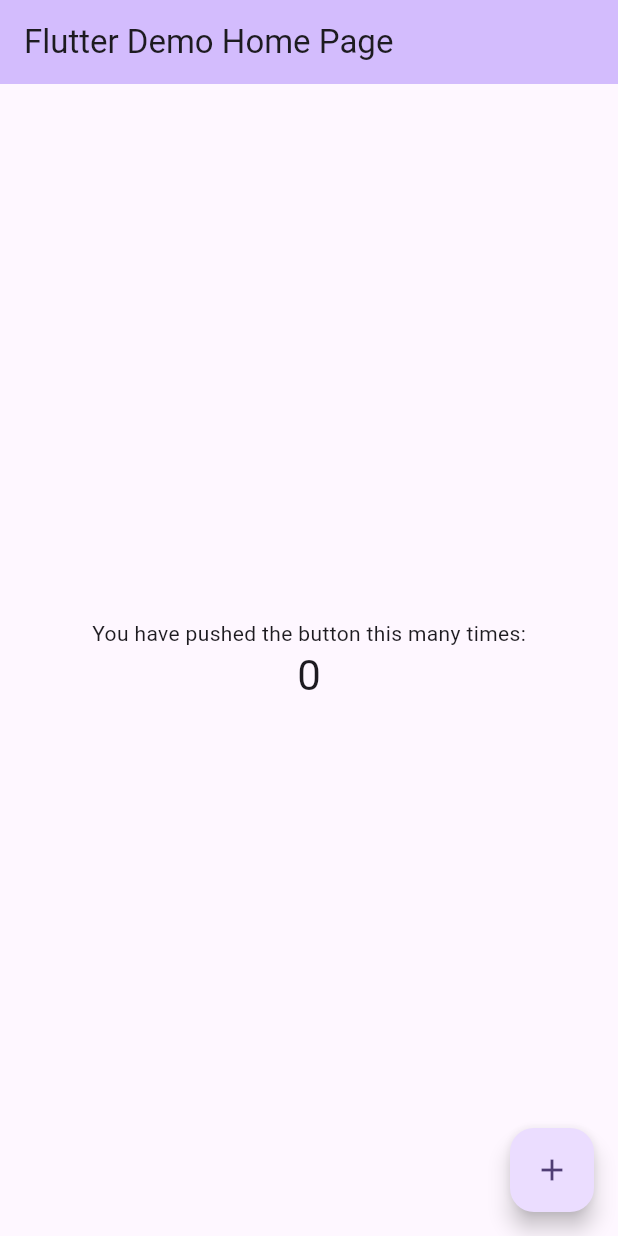
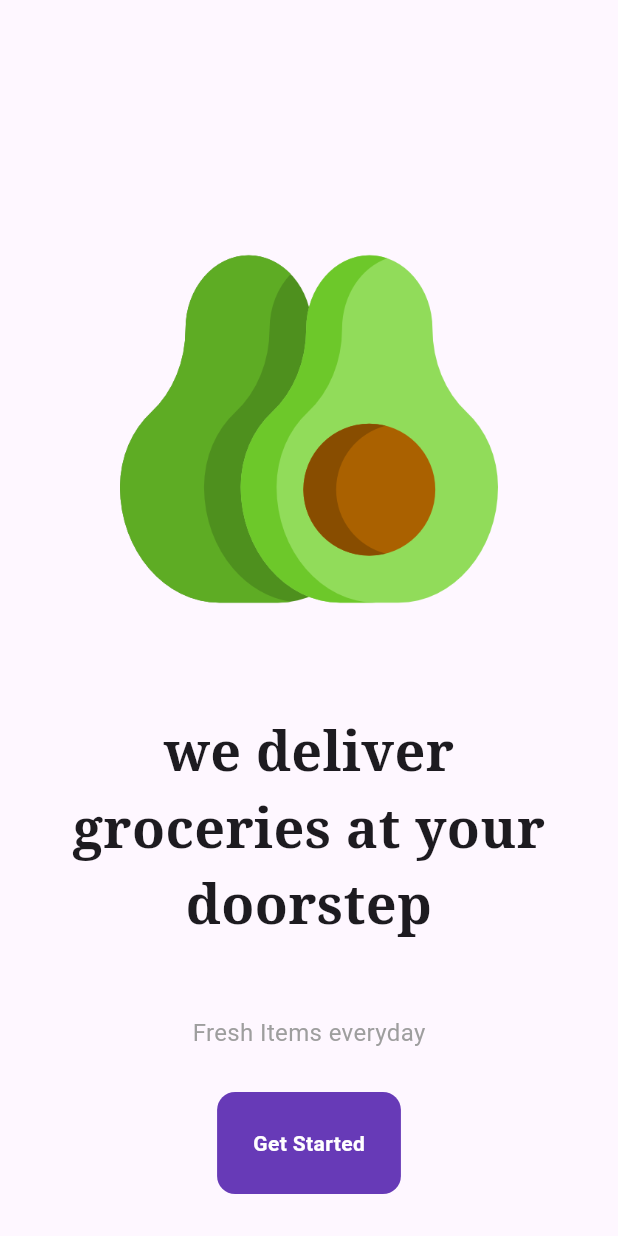
Before and after one commit to GasanaJr/provider_state, a Flutter app: the screen it shows after launch, on a phone screen of 412 x 824 dp. Run offline on Flutter 3.47's test engine with Material 3 defaults, Android fonts, the phone set to English and light mode, and no system bars; our stand-ins replace google_fonts.

```diff
--- a/lib/main.dart
+++ b/lib/main.dart
@@ -1,4 +1,5 @@
 import 'package:flutter/material.dart';
+import 'package:grocerystore/pages/IntroPage.dart';
 
 void main() {
   runApp(const MyApp());
@@ -7,119 +8,11 @@ void main() {
 class MyApp extends StatelessWidget {
   const MyApp({super.key});
 
-  // This widget is the root of your application.
   @override
   Widget build(BuildContext context) {
-    return MaterialApp(
-      title: 'Flutter Demo',
-      theme: ThemeData(
-        // This is the theme of your application.
-        //
-        // TRY THIS: Try running your application with "flutter run". You'll see
-        // the application has a purple toolbar. Then, without quitting the app,
-        // try changing the seedColor in the colorScheme below to Colors.green
-        // and then invoke "hot reload" (save your changes or press the "hot
-        // reload" button in a Flutter-supported IDE, or press "r" if you used
-        // the command line to start the app).
-        //
-        // Notice that the counter didn't reset back to zero; the application
-        // state is not lost during the reload. To reset the state, use hot
-        // restart instead.
-        //
-        // This works for code too, not just values: Most code changes can be
-        // tested with just a hot reload.
-        colorScheme: ColorScheme.fromSeed(seedColor: Colors.deepPurple),
-        useMaterial3: true,
-      ),
-      home: const MyHomePage(title: 'Flutter Demo Home Page'),
+    return const MaterialApp(
+      debugShowCheckedModeBanner: false,
+      home: IntroPage(),
     );
   }
 }
-
-class MyHomePage extends StatefulWidget {
-  const MyHomePage({super.key, required this.title});
-
-  // This widget is the home page of your application. It is stateful, meaning
-  // that it has a State object (defined below) that contains fields that affect
-  // how it looks.
-
-  // This class is the configuration for the state. It holds the values (in this
-  // case the title) provided by the parent (in this case the App widget) and
-  // used by the build method of the State. Fields in a Widget subclass are
-  // always marked "final".
-
-  final String title;
-
-  @override
-  State<MyHomePage> createState() => _MyHomePageState();
-}
-
-class _MyHomePageState extends State<MyHomePage> {
-  int _counter = 0;
-
-  void _incrementCounter() {
-    setState(() {
-      // This call to setState tells the Flutter framework that something has
-      // changed in this State, which causes it to rerun the build method below
-      // so that the display can reflect the updated values. If we changed
-      // _counter without calling setState(), then the build method would not be
-      // called again, and so nothing would appear to happen.
-      _counter++;
-    });
-  }
-
-  @override
-  Widget build(BuildContext context) {
-    // This method is rerun every time setState is called, for instance as done
-    // by the _incrementCounter method above.
-    //
-    // The Flutter framework has been optimized to make rerunning build methods
-    // fast, so that you can just rebuild anything that needs updating rather
-    // than having to individually change instances of widgets.
-    return Scaffold(
-      appBar: AppBar(
-        // TRY THIS: Try changing the color here to a specific color (to
-        // Colors.amber, perhaps?) and trigger a hot reload to see the AppBar
-        // change color while the other colors stay the same.
-        backgroundColor: Theme.of(context).colorScheme.inversePrimary,
-        // Here we take the value from the MyHomePage object that was created by
-        // the App.build method, and use it to set our appbar title.
-        title: Text(widget.title),
-      ),
-      body: Center(
-        // Center is a layout widget. It takes a single child and positions it
-        // in the middle of the parent.
-        child: Column(
-          // Column is also a layout widget. It takes a list of children and
-          // arranges them vertically. By default, it sizes itself to fit its
-          // children horizontally, and tries to be as tall as its parent.
-          //
-          // Column has various properties to control how it sizes itself and
-          // how it positions its children. Here we use mainAxisAlignment to
-          // center the children vertically; the main axis here is the vertical
-          // axis because Columns are vertical (the cross axis would be
-          // horizontal).
-          //
-          // TRY THIS: Invoke "debug painting" (choose the "Toggle Debug Paint"
-          // action in the IDE, or press "p" in the console), to see the
-          // wireframe for each widget.
-          mainAxisAlignment: MainAxisAlignment.center,
-          children: <Widget>[
-            const Text(
-              'You have pushed the button this many times:',
-            ),
-            Text(
-              '$_counter',
-              style: Theme.of(context).textTheme.headlineMedium,
-            ),
-          ],
-        ),
-      ),
-      floatingActionButton: FloatingActionButton(
-        onPressed: _incrementCounter,
-        tooltip: 'Increment',
-        child: const Icon(Icons.add),
-      ), // This trailing comma makes auto-formatting nicer for build methods.
-    );
-  }
-}
--- /dev/null
+++ b/lib/pages/IntroPage.dart
@@ -0,0 +1,68 @@
+// ignore_for_file: prefer_const_constructors
+
+import 'package:flutter/material.dart';
+import 'package:flutter/widgets.dart';
+import 'package:google_fonts/google_fonts.dart';
+import 'package:grocerystore/pages/HomePage.dart';
+
+class IntroPage extends StatelessWidget {
+  const IntroPage({super.key});
+
+  @override
+  Widget build(BuildContext context) {
+    return Scaffold(
+      body: Column(
+        children: [
+          // Logo
+          Padding(
+            padding: const EdgeInsets.only(
+                left: 80.0, right: 80, bottom: 40, top: 160),
+            child: Image.asset('lib/images/avocado.png'),
+          ),
+
+          // we deliver groceries at your doorstep
+          Padding(
+            padding: const EdgeInsets.all(24.0),
+            child: Text(
+              "we deliver groceries at your doorstep",
+              textAlign: TextAlign.center,
+              style: GoogleFonts.notoSerif(
+                  fontSize: 36, fontWeight: FontWeight.bold),
+            ),
+          ),
+
+          SizedBox(
+            height: 24,
+          ),
+          // Fresh items everyday
+          Text(
+            "Fresh Items everyday",
+            style: TextStyle(color: Colors.grey, fontSize: 16),
+          ),
+
+          // Get started button
+          const Spacer(),
+          GestureDetector(
+            onTap: () {
+              Navigator.pushReplacement(
+                  context, MaterialPageRoute(builder: (context) => Homepage()));
+            },
+            child: Container(
+              decoration: BoxDecoration(
+                  color: Colors.deepPurple,
+                  borderRadius: BorderRadius.circular(12)),
+              padding: EdgeInsets.all(24),
+              child: Text(
+                "Get Started",
+                style:
+                    TextStyle(color: Colors.white, fontWeight: FontWeight.bold),
+              ),
+            ),
+          ),
+
+          const Spacer()
+        ],
+      ),
+    );
+  }
+}
--- a/pubspec.yaml
+++ b/pubspec.yaml
@@ -35,6 +35,8 @@ dependencies:
   # The following adds the Cupertino Icons font to your application.
   # Use with the CupertinoIcons class for iOS style icons.
   cupertino_icons: ^1.0.6
+  google_fonts: ^4.0.4
+  provider:
 
 dev_dependencies:
   flutter_test:
```
Also changed, not shown: lib/components/GroceryItemTile.dart (added, +15 -0 lines), lib/models/CartModel.dart (added, +12 -0 lines), lib/pages/HomePage.dart (added, +75 -0 lines), pubspec.lock, 10 other files.
